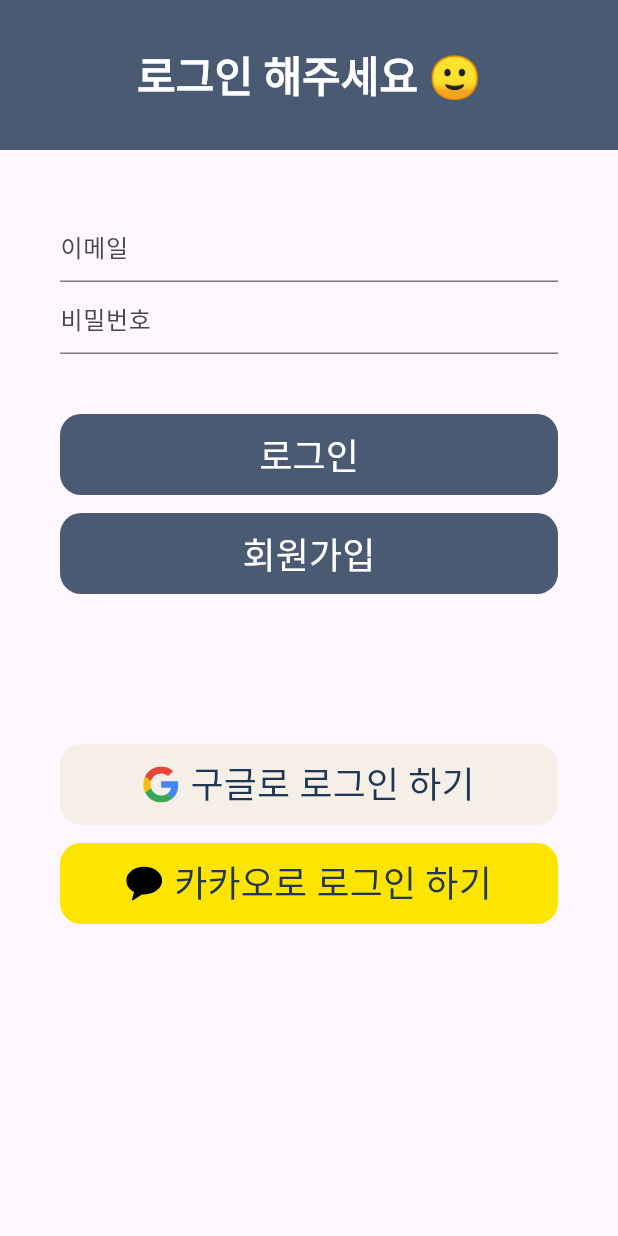
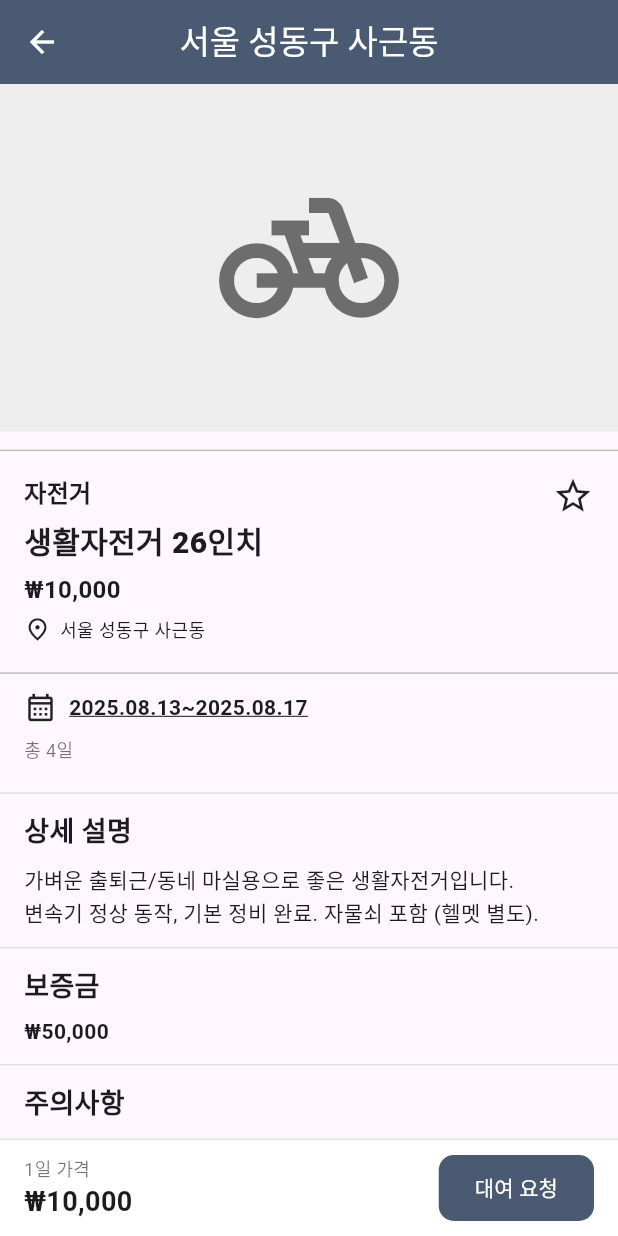
Before and after one commit to DECODINGBOT/2025_ESC, a Flutter app: the screen it shows after launch, on a phone screen of 412 x 824 dp. Run offline on Flutter 3.47's test engine with Material 3 defaults, Android fonts, the phone set to English and light mode, and no system bars; our stand-ins replace firebase_auth, firebase_core, flutter_svg, image_picker; accounts and stored records are empty; Roboto replaces fonts that are missing (NanumSquareRound).

Commit message:
상세페이지

```diff
--- a/lib/main.dart
+++ b/lib/main.dart
@@ -1,12 +1,11 @@
 import 'package:firebase_core/firebase_core.dart';
 import 'package:flutter/material.dart';
 import 'package:provider/provider.dart';
-import 'package:sharing_items/main_shell.dart';
-import 'package:sharing_items/screens/favorites_screen.dart';
+
 import 'package:sharing_items/src/service/auth_service.dart';
 import 'package:sharing_items/src/service/theme_service.dart';
-
-import 'package:sharing_items/screens/login_screen.dart';
+import 'package:sharing_items/screens/favorites_screen.dart'; // FavoritesProvider가 여기 있다면 유지
+import 'package:sharing_items/screens/detail_screen.dart'; // ✅ DetailScreen/DetailItem 경로 확인
 
 void main() async {
   WidgetsFlutterBinding.ensureInitialized();
@@ -14,9 +13,9 @@ void main() async {
   runApp(
     MultiProvider(
       providers: [
-        ChangeNotifierProvider(create: (context) => AuthService()),
-        ChangeNotifierProvider(create: (context) => ThemeService()),
-        ChangeNotifierProvider(create: (context) => FavoritesProvider()),
+        ChangeNotifierProvider(create: (_) => AuthService()),
+        ChangeNotifierProvider(create: (_) => ThemeService()),
+        ChangeNotifierProvider(create: (_) => FavoritesProvider()),
       ],
       child: const MyApp(),
     ),
@@ -24,16 +23,14 @@ void main() async {
 }
 
 class MyApp extends StatelessWidget {
-  const MyApp({Key? key}) : super(key: key);
+  const MyApp({super.key});
 
   @override
   Widget build(BuildContext context) {
-    //final user = context.read<AuthService>().currentUser();
-    final user = context.watch<AuthService>().currentUser();
+    // 로그인 분기 대신 상세페이지를 홈으로 바로 띄움
     return MaterialApp(
-      theme: ThemeData(fontFamily: 'NanumSquareRound'),
-      home: user == null ? LoginPage() : MainShell(),
       debugShowCheckedModeBanner: false,
+      home: const DetailScreen(),
     );
   }
 }
--- /dev/null
+++ b/lib/screens/detail_screen.dart
@@ -0,0 +1,407 @@
+// detail_screen.dart
+import 'package:flutter/material.dart';
+
+/// ✅ 상세 화면에 전달할 데이터 모델
+class DetailData {
+  final String category;
+  final String title;
+  final String location;
+  final int pricePerDay; // 1일 가격(원)
+  final String description;
+  final int? deposit; // 보증금(선택)
+  final List<String> tags; // 태그(선택)
+  final DateTime? startDate; // 대여 가능 시작(작성자)
+  final DateTime? endDate; // 대여 가능 종료(작성자)
+
+  const DetailData({
+    required this.category,
+    required this.title,
+    required this.location,
+    required this.pricePerDay,
+    required this.description,
+    this.deposit,
+    this.tags = const [],
+    this.startDate,
+    this.endDate,
+  });
+
+  /// 데모/안전용 기본값
+  factory DetailData.demo() => DetailData(
+    category: '자전거',
+    title: '생활자전거 26인치',
+    location: '서울 성동구 사근동',
+    pricePerDay: 10000,
+    deposit: 50000,
+    description:
+        '가벼운 출퇴근/동네 마실용으로 좋은 생활자전거입니다.\n'
+        '변속기 정상 동작, 기본 정비 완료. 자물쇠 포함 (헬멧 별도).',
+    tags: const ['자전거', '생활용', '성동구', '자물쇠포함'],
+    startDate: DateTime(2025, 8, 13),
+    endDate: DateTime(2025, 8, 17),
+  );
+}
+
+class DetailScreen extends StatelessWidget {
+  const DetailScreen({super.key, this.data});
+
+  /// 직접 주입 or Route arguments 로 받을 수 있음
+  final DetailData? data;
+
+  String _won(int n) {
+    final s = n.toString();
+    final b = StringBuffer();
+    for (var i = 0; i < s.length; i++) {
+      final r = s.length - i;
+      b.write(s[i]);
+      if (r > 1 && r % 3 == 1) b.write(',');
+    }
+    return '₩${b.toString()}';
+  }
+
+  String _two(int n) => n.toString().padLeft(2, '0');
+  String _d(DateTime dt) => '${dt.year}.${_two(dt.month)}.${_two(dt.day)}';
+
+  String _fmtRange(DateTime a, DateTime b) => '${_d(a)}~${_d(b)}';
+
+  Future<void> _onRequestPressed(BuildContext context, DetailData d) async {
+    // 1) 작성자가 가용 기간을 설정하지 않은 경우 방어
+    if (d.startDate == null || d.endDate == null) {
+      ScaffoldMessenger.of(context).showSnackBar(
+        const SnackBar(content: Text('작성자가 대여 가능 기간을 설정하지 않았습니다.')),
+      );
+      return;
+    }
+
+    final availableStart = d.startDate!;
+    final availableEnd = d.endDate!;
+    // 초기 제안 범위(가용 기간의 앞쪽 3박 정도) — 상황에 맞게 조정 가능
+    final initialStart = availableStart;
+    final initialEnd = availableStart.add(const Duration(days: 3));
+    final initialRange = DateTimeRange(
+      start: initialStart.isBefore(availableEnd)
+          ? initialStart
+          : availableStart,
+      end: initialEnd.isAfter(availableEnd) ? availableEnd : initialEnd,
+    );
+
+    // 2) 대여자가 기간 선택 (가용 범위 밖의 날짜는 선택 불가)
+    final picked = await showDateRangePicker(
+      context: context,
+      initialDateRange: initialRange,
+      firstDate: availableStart,
+      lastDate: availableEnd,
+      helpText: '대여할 기간을 선택하세요',
+      builder: (context, child) => Theme(
+        data: Theme.of(context).copyWith(
+          colorScheme: const ColorScheme.light(primary: Color(0xFF4A5A73)),
+        ),
+        child: child!,
+      ),
+    );
+    if (picked == null) return;
+
+    // 3) 유효성 확인(보수적 중복 체크)
+    if (picked.start.isBefore(availableStart) ||
+        picked.end.isAfter(availableEnd) ||
+        picked.duration.inDays <= 0) {
+      ScaffoldMessenger.of(context).showSnackBar(
+        const SnackBar(content: Text('선택한 기간이 유효하지 않습니다. 다시 선택해 주세요.')),
+      );
+      return;
+    }
+
+    final days = picked.duration.inDays; // 기존 UI 로직(종료일 미포함)과 동일하게 계산
+    final totalCost = days * d.pricePerDay;
+
+    // 4) 최종 확인 팝업
+    await showDialog<void>(
+      context: context,
+      builder: (_) => AlertDialog(
+        title: const Text('대여 요청 확인'),
+        content: Column(
+          mainAxisSize: MainAxisSize.min,
+          crossAxisAlignment: CrossAxisAlignment.start,
+          children: [
+            Text('대여 가능 기간: ${_fmtRange(availableStart, availableEnd)}'),
+            const SizedBox(height: 8),
+            Text('선택한 기간: ${_fmtRange(picked.start, picked.end)}'),
+            const SizedBox(height: 8),
+            Text('총 대여일수: $days일'),
+            const SizedBox(height: 8),
+            Text('예상 결제금액: ${_won(totalCost)}'),
+          ],
+        ),
+        actions: [
+          TextButton(
+            onPressed: () => Navigator.pop(context),
+            child: const Text('취소'),
+          ),
+          FilledButton(
+            onPressed: () {
+              Navigator.pop(context); // 닫기
+              ScaffoldMessenger.of(
+                context,
+              ).showSnackBar(const SnackBar(content: Text('대여 요청이 전송되었습니다.')));
+              // TODO: 실제 요청 API 호출/네비게이션 등 연결
+            },
+            child: const Text('요청 보내기'),
+          ),
+        ],
+      ),
+    );
+  }
+
+  @override
+  Widget build(BuildContext context) {
+    // 1순위: 생성자 주입 / 2순위: Route arguments / 3순위: 데모값
+    final DetailData d =
+        data ??
+        (ModalRoute.of(context)?.settings.arguments as DetailData?) ??
+        DetailData.demo();
+
+    final hasAuthorRange = d.startDate != null && d.endDate != null;
+    final rangeText = hasAuthorRange
+        ? _fmtRange(d.startDate!, d.endDate!)
+        : '대여기간 미입력';
+    final totalDays = hasAuthorRange
+        ? d.endDate!.difference(d.startDate!).inDays
+        : null;
+
+    return Scaffold(
+      appBar: AppBar(
+        backgroundColor: const Color(0xFF4A5A73),
+        centerTitle: true,
+        title: Text(d.location, style: const TextStyle(color: Colors.white)),
+        leading: IconButton(
+          icon: const Icon(Icons.arrow_back, color: Colors.white),
+          onPressed: () => Navigator.maybePop(context),
+        ),
+      ),
+
+      // 하단 고정 CTA
+      bottomNavigationBar: SafeArea(
+        child: Container(
+          padding: const EdgeInsets.fromLTRB(16, 10, 16, 10),
+          decoration: BoxDecoration(
+            color: Colors.white,
+            border: Border(top: BorderSide(color: Colors.grey.shade300)),
+          ),
+          child: Row(
+            children: [
+              Expanded(
+                child: Column(
+                  mainAxisSize: MainAxisSize.min,
+                  crossAxisAlignment: CrossAxisAlignment.start,
+                  children: [
+                    const Text(
+                      '1일 가격',
+                      style: TextStyle(fontSize: 12, color: Colors.black54),
+                    ),
+                    Text(
+                      _won(d.pricePerDay),
+                      style: const TextStyle(
+                        fontSize: 18,
+                        fontWeight: FontWeight.w700,
+                      ),
+                    ),
+                  ],
+                ),
+              ),
+              SizedBox(
+                height: 44,
+                child: FilledButton(
+                  style: FilledButton.styleFrom(
+                    backgroundColor: const Color(0xFF4A5A73),
+                    shape: RoundedRectangleBorder(
+                      borderRadius: BorderRadius.circular(10),
+                    ),
+                  ),
+                  onPressed: () => _onRequestPressed(context, d),
+                  child: const Text('대여 요청'),
+                ),
+              ),
+            ],
+          ),
+        ),
+      ),
+
+      // 본문
+      body: ListView(
+        padding: EdgeInsets.zero,
+        children: [
+          // 상단 이미지 자리: 아이콘으로 대체
+          AspectRatio(
+            aspectRatio: 16 / 9,
+            child: Container(
+              color: Colors.grey.shade200,
+              child: const Center(
+                child: Icon(
+                  Icons.pedal_bike_outlined,
+                  size: 120,
+                  color: Colors.black54,
+                ),
+              ),
+            ),
+          ),
+
+          const SizedBox(height: 12),
+          Divider(color: Colors.grey.shade400, height: 1),
+
+          // 요약 정보
+          Padding(
+            padding: const EdgeInsets.fromLTRB(16, 16, 16, 6),
+            child: Row(
+              crossAxisAlignment: CrossAxisAlignment.start,
+              children: [
+                // 텍스트
+                Expanded(
+                  child: Column(
+                    crossAxisAlignment: CrossAxisAlignment.start,
+                    children: [
+                      Text(
+                        d.category,
+                        style: const TextStyle(
+                          fontSize: 16,
+                          fontWeight: FontWeight.w700,
+                        ),
+                      ),
+                      const SizedBox(height: 6),
+                      Text(
+                        d.title,
+                        style: const TextStyle(
+                          fontSize: 20,
+                          fontWeight: FontWeight.w800,
+                        ),
+                      ),
+                      const SizedBox(height: 6),
+                      Text(
+                        _won(d.pricePerDay),
+                        style: const TextStyle(
+                          fontSize: 16,
+                          fontWeight: FontWeight.w600,
+                        ),
+                      ),
+                    ],
+                  ),
+                ),
+                const Icon(Icons.star_border, size: 28), // 즐겨찾기(연동 전)
+              ],
+            ),
+          ),
+
+          // 위치
+          Padding(
+            padding: const EdgeInsets.symmetric(horizontal: 16),
+            child: Row(
+              children: [
+                const Icon(Icons.place_outlined, size: 18),
+                const SizedBox(width: 6),
+                Text(d.location, style: const TextStyle(fontSize: 12)),
+              ],
+            ),
+          ),
+
+          const SizedBox(height: 8),
+          Divider(color: Colors.grey.shade400, height: 24),
+
+          // 대여 가능 기간(작성자 설정)
+          Padding(
+            padding: const EdgeInsets.symmetric(horizontal: 16),
+            child: Row(
+              children: [
+                const Icon(Icons.calendar_month_outlined, size: 22),
+                const SizedBox(width: 8),
+                Expanded(
+                  child: Text(
+                    rangeText,
+                    style: const TextStyle(
+                      fontWeight: FontWeight.w600,
+                      decoration: TextDecoration.underline,
+                    ),
+                  ),
+                ),
+              ],
+            ),
+          ),
+          if (totalDays != null)
+            Padding(
+              padding: const EdgeInsets.symmetric(horizontal: 16, vertical: 8),
+              child: Text(
+                '총 $totalDays일',
+                style: const TextStyle(fontSize: 12, color: Colors.black54),
+              ),
+            ),
+
+          Divider(color: Colors.grey.shade300, height: 24),
+
+          // 상세 설명
+          Padding(
+            padding: const EdgeInsets.symmetric(horizontal: 16),
+            child: Column(
+              crossAxisAlignment: CrossAxisAlignment.start,
+              children: [
+                const Text(
+                  '상세 설명',
+                  style: TextStyle(fontSize: 18, fontWeight: FontWeight.w800),
+                ),
+                const SizedBox(height: 8),
+                Text(
+                  d.description,
+                  style: const TextStyle(fontSize: 14, height: 1.5),
+                ),
+              ],
+            ),
+          ),
+
+          Divider(color: Colors.grey.shade300, height: 24),
+
+          // 보증금
+          if (d.deposit != null) ...[
+            Padding(
+              padding: const EdgeInsets.symmetric(horizontal: 16),
+              child: Column(
+                crossAxisAlignment: CrossAxisAlignment.start,
+                children: [
+                  const Text(
+                    '보증금',
+                    style: TextStyle(fontSize: 18, fontWeight: FontWeight.w800),
+                  ),
+                  const SizedBox(height: 8),
+                  Text(
+                    _won(d.deposit!),
+                    style: const TextStyle(fontWeight: FontWeight.w600),
+                  ),
+                ],
+              ),
+            ),
+            Divider(color: Colors.grey.shade300, height: 24),
+          ],
+
+          // 주의사항
+          const Padding(
+            padding: EdgeInsets.symmetric(horizontal: 16),
+            child: Column(
+              crossAxisAlignment: CrossAxisAlignment.start,
+              children: [
+                Text(
+                  '주의사항',
+                  style: TextStyle(fontSize: 18, fontWeight: FontWeight.w800),
+                ),
+                SizedBox(height: 8),
+                Text(
+                  '• 장비 상태를 수령 즉시 확인해주세요.\n'
+                  '• 파손/분실 시 수리비 또는 정가가 청구될 수 있습니다.\n'
+                  '• 반납 지연 시 추가 요금이 발생할 수 있습니다.',
+                ),
+              ],
+            ),
+          ),
+
+          Divider(color: Colors.grey.shade300, height: 24),
+
+          const SizedBox(height: 24),
+        ],
+      ),
+    );
+  }
+}
--- a/lib/screens/write_screen.dart
+++ b/lib/screens/write_screen.dart
@@ -2,6 +2,7 @@ import 'dart:io'; // NEW
 import 'package:flutter/material.dart';
 import 'package:flutter/services.dart';
 import 'package:image_picker/image_picker.dart'; // NEW
+import 'package:sharing_items/screens/detail_screen.dart'; // 경로 맞게
 
 class WriteScreen extends StatefulWidget {
   const WriteScreen({super.key});
--- a/pubspec.yaml
+++ b/pubspec.yaml
@@ -30,6 +30,7 @@ environment:
 dependencies:
   flutter:
     sdk: flutter
+
 
   # The following adds the Cupertino Icons font to your application.
   # Use with the CupertinoIcons class for iOS style icons.
```
